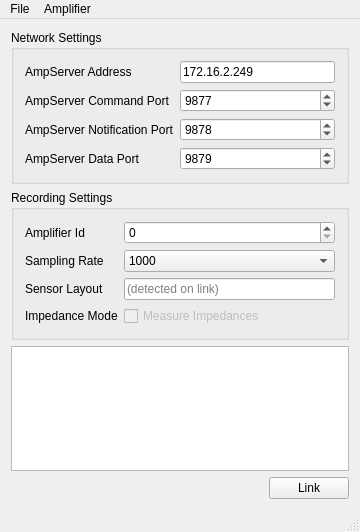
This is src/gui/EGIAmpWindow.ui in labstreaminglayer/App-EGIAmpServer as Qt 5 draws it before an edit. The edited form follows.
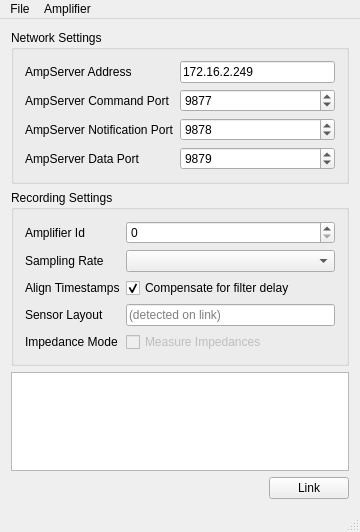
This is the edited form.

Commit message: Enable the selection of more sample rate combinations in the UI.

Diff of the .ui file:
```diff
--- a/src/gui/EGIAmpWindow.ui
+++ b/src/gui/EGIAmpWindow.ui
@@ -123,32 +123,36 @@
         </widget>
        </item>
        <item row="1" column="1">
-        <widget class="QComboBox" name="sampleRateComboBox">
-         <item>
-          <property name="text">
-           <string>1000</string>
-          </property>
-         </item>
-         <item>
-          <property name="text">
-           <string>500</string>
-          </property>
-         </item>
-         <item>
-          <property name="text">
-           <string>250</string>
-          </property>
-         </item>
-        </widget>
+        <widget class="QComboBox" name="sampleRateComboBox"/>
        </item>
        <item row="2" column="0">
+        <widget class="QLabel" name="label_11">
+         <property name="text">
+          <string>Align Timestamps</string>
+         </property>
+        </widget>
+       </item>
+       <item row="2" column="1">
+        <widget class="QCheckBox" name="alignTimestampsCheckBox">
+         <property name="text">
+          <string>Compensate for filter delay</string>
+         </property>
+         <property name="toolTip">
+          <string>Adjust timestamps to compensate for the FPGA anti-alias filter delay. Only applicable when using decimated (filtered) sample rates.</string>
+         </property>
+         <property name="checked">
+          <bool>true</bool>
+         </property>
+        </widget>
+       </item>
+       <item row="3" column="0">
         <widget class="QLabel" name="label_9">
          <property name="text">
           <string>Sensor Layout</string>
          </property>
         </widget>
        </item>
-       <item row="2" column="1">
+       <item row="3" column="1">
         <widget class="QLineEdit" name="sensorLayout">
          <property name="minimumSize">
           <size>
@@ -164,14 +168,14 @@
          </property>
         </widget>
        </item>
-       <item row="3" column="0">
+       <item row="4" column="0">
         <widget class="QLabel" name="label_10">
          <property name="text">
           <string>Impedance Mode</string>
          </property>
         </widget>
        </item>
-       <item row="3" column="1">
+       <item row="4" column="1">
         <widget class="QCheckBox" name="impedanceCheckBox">
          <property name="enabled">
           <bool>false</bool>
```
The commit also changes 3 other files.
